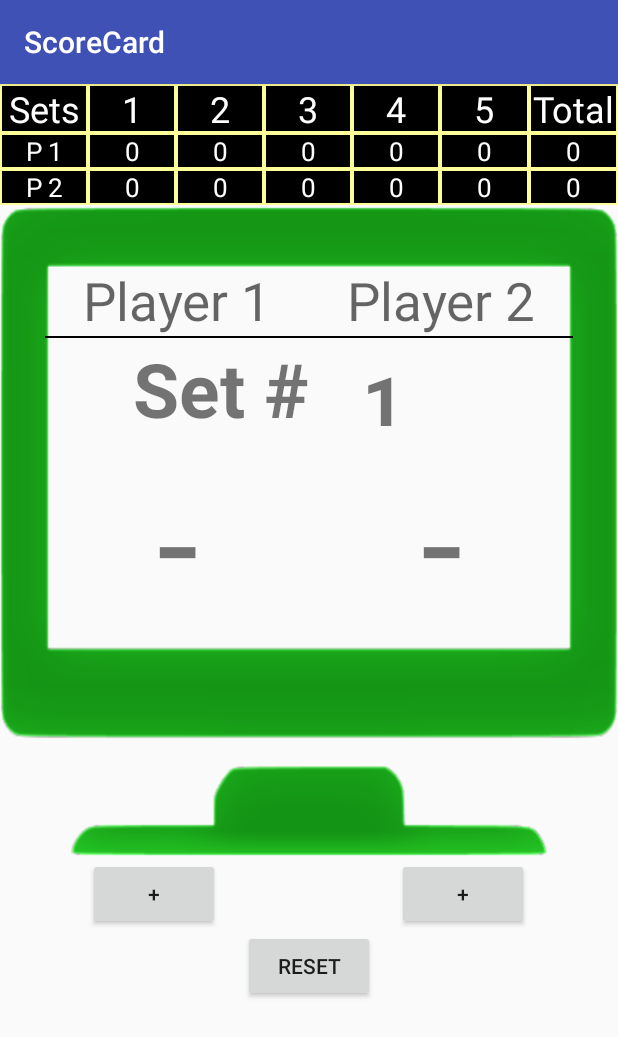
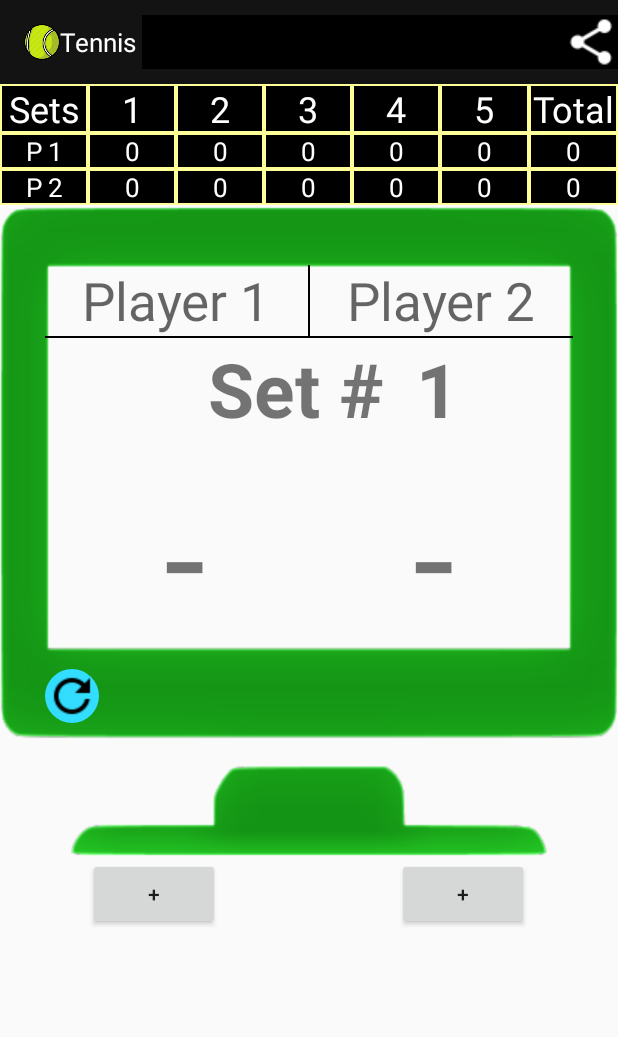
Before and after one commit to varunjha089/TennisScoreTrackerApp, an Android app: the screen it shows after launch (MainActivity), on a phone screen of 412 x 824 dp. Shown: the top 1037 px of the screen. Run offline under Robolectric (Android 15) with nearby library versions, the phone set to English and light mode, and no system bars.

Commit message:
added share and reset button

```diff
--- a/app/src/main/java/com/example/dsdatsme/scorecard/MainActivity.java
+++ b/app/src/main/java/com/example/dsdatsme/scorecard/MainActivity.java
@@ -1,14 +1,16 @@
 package com.example.dsdatsme.scorecard;
 
+import android.content.Intent;
 import android.support.v7.app.AppCompatActivity;
 import android.os.Bundle;
 import android.view.View;
 import android.widget.Button;
+import android.widget.ImageButton;
 import android.widget.TextView;
 import android.widget.Toast;
 
 public class MainActivity extends AppCompatActivity {
-//TODO: add share button
+    //TODO: add share button
     private static final int[][] scoreboard = {
             {},
             {R.id.player_1_set_1, R.id.player_1_set_2, R.id.player_1_set_3, R.id.player_1_set_4, R.id.player_1_set_5, R.id.player_1_final},
@@ -21,12 +23,12 @@ public class MainActivity extends AppCompatActivity {
     TextView player2CurrentScoreTextView;
     Button player1ScoreButton;
     Button player2ScoreButton;
-    Button resetButton;
+    ImageButton resetButton;
     TextView currentSetTextView;
+    int[] totalPoins = {0, 0};
     private int currentPlayer1Score = 0;
     private int currentPlayer2Score = 0;
     private int currentSet = 0;
-    int [] totalPoins = {0,0};
 
     @Override
     protected void onCreate(Bundle savedInstanceState) {
@@ -36,10 +38,10 @@ public class MainActivity extends AppCompatActivity {
         player2ScoreCardTextView = (TextView) findViewById(R.id.player_2_name_scoreboard_textview);
         player1CurrentScoreTextView = (TextView) findViewById(R.id.player_1_score_textview);
         player2CurrentScoreTextView = (TextView) findViewById(R.id.player_2_score_textview);
-        currentSetTextView = (TextView) findViewById(R.id.current_set_textview) ;
+        currentSetTextView = (TextView) findViewById(R.id.current_set_textview);
         player1ScoreButton = (Button) findViewById(R.id.player_1_score_button);
         player2ScoreButton = (Button) findViewById(R.id.player_2_score_button);
-        resetButton = (Button) findViewById(R.id.reset_button);
+        resetButton = (ImageButton) findViewById(R.id.reset_button);
 
         ////////////////for player 1 button
 
@@ -86,45 +88,51 @@ public class MainActivity extends AppCompatActivity {
         if (currentSetPoint >= 6) {// if set is won move to next set
             currentSet++;
             //TODO: add increment to total list view & add setnumber text update
-            currentSetTextView.setText(String.valueOf(currentSet+1));
-            totalPoins[player-1]++;
+            currentSetTextView.setText(String.valueOf(currentSet + 1));
+            totalPoins[player - 1]++;
             totalUpdate();
-            Toast.makeText(getApplicationContext(),"Player "+player+" wins the set",Toast.LENGTH_LONG).show();
+            Toast.makeText(getApplicationContext(), "Player " + player + " wins the set", Toast.LENGTH_LONG).show();
 
-        }else if (currentSet == 4 && currentSetPoint >= 6) { ///winner declaration
+        } else if (currentSet == 4 && currentSetPoint >= 6) { ///winner declaration
             declareWinner();
 
-        }
-        else
-            Toast.makeText(getApplicationContext(),"Set point awarded to player "+player,Toast.LENGTH_SHORT).show();
+        } else
+            Toast.makeText(getApplicationContext(), "Set point awarded to player " + player, Toast.LENGTH_SHORT).show();
 
 
         //for current score
 
 
-
     }//end of se point
 
-    protected void declareWinner(){
+    protected void declareWinner() {
         setContentView(R.layout.winner_layout);
-        TextView winner = (TextView)findViewById(R.id.winner_text_view);
-        int op =0 ;
-        if(totalPoins[0]>totalPoins[1])
+        TextView winner = (TextView) findViewById(R.id.winner_text_view);
+        int op = 0;
+        if (totalPoins[0] > totalPoins[1])
             op = 1;
         else
-            op =2;
+            op = 2;
 
-        TextView finalScorePlayer1 = (TextView)findViewById(R.id.player_1_final_optput) ;
+        TextView finalScorePlayer1 = (TextView) findViewById(R.id.player_1_final_optput);
         finalScorePlayer1.setText(String.valueOf(totalPoins[0]));
-        TextView finalScorePlayer2 = (TextView)findViewById(R.id.player_2_final_output) ;
+        TextView finalScorePlayer2 = (TextView) findViewById(R.id.player_2_final_output);
         finalScorePlayer2.setText(String.valueOf(totalPoins[1]));
-        winner.setText("Hurray!   Player "+op+" has Won!");
+        winner.setText("Hurray!   Player " + op + " has Won!");
     }
 
-    protected void totalUpdate(){
-        TextView finalScorePlayer1 = (TextView)findViewById(scoreboard[1][5]) ;
+    protected void totalUpdate() {
+        TextView finalScorePlayer1 = (TextView) findViewById(scoreboard[1][5]);
         finalScorePlayer1.setText(String.valueOf(totalPoins[0]));
-        TextView finalScorePlayer2 = (TextView)findViewById(scoreboard[2][5]);
+        TextView finalScorePlayer2 = (TextView) findViewById(scoreboard[2][5]);
         finalScorePlayer2.setText(String.valueOf(totalPoins[1]));
     }
+
+    public void shareButton(View view) {
+        Intent msgShare = new Intent();
+
+    }
+    public void resetButton(View view){
+
+    }
 }
--- /dev/null
+++ b/app/src/main/res/drawable/roundedcorner.xml
@@ -0,0 +1,5 @@
+<?xml version="1.0" encoding="utf-8"?>
+<shape xmlns:android="http://schemas.android.com/apk/res/android">
+    <solid android:color="#33DDFF" />
+    <corners android:radius="41dp" />
+</shape>
--- a/app/src/main/res/layout/activity_main.xml
+++ b/app/src/main/res/layout/activity_main.xml
@@ -1,4 +1,5 @@
 <?xml version="1.0" encoding="utf-8"?>
+
 <LinearLayout xmlns:android="http://schemas.android.com/apk/res/android"
     xmlns:app="http://schemas.android.com/apk/res-auto"
     xmlns:tools="http://schemas.android.com/tools"
@@ -6,6 +7,50 @@
     android:layout_height="match_parent"
     android:orientation="vertical"
     tools:context="com.example.dsdatsme.scorecard.MainActivity">
+
+    <android.support.v7.widget.Toolbar
+        android:id="@+id/toolbar"
+        android:layout_width="match_parent"
+        android:layout_height="wrap_content"
+        android:background="#131313"
+        android:minHeight="?attr/actionBarSize">
+
+        <LinearLayout
+            android:layout_width='wrap_content'
+            android:layout_height='wrap_content'
+            android:gravity="left"
+            >
+
+            <ImageView
+                android:layout_width="24dp"
+                android:layout_height="24dp"
+                android:src="@drawable/tennis_ball_icon" />
+            <TextView
+                android:layout_width="wrap_content"
+                android:layout_height="wrap_content"
+                android:text="Tennis "
+                android:textColor="#fff"
+                android:textSize="@dimen/table_content_font_size"/>
+        </LinearLayout>
+
+        <LinearLayout
+            android:layout_width="match_parent"
+            android:layout_height="wrap_content"
+            android:background="#000"
+            android:gravity="right">
+
+            <ImageButton
+                android:layout_width="wrap_content"
+                android:layout_height="wrap_content"
+                android:background="#000"
+                android:src="@drawable/ic_share_white_24dp"
+                android:textColor="#fff"
+ android:onClick="shareButton"
+
+                android:textSize="16dp" />
+        </LinearLayout>
+
+    </android.support.v7.widget.Toolbar>
 
     <TableLayout
         android:layout_width="match_parent"
@@ -270,6 +315,11 @@
                 android:hint="Player 1"
                 android:textSize="@dimen/player_header" />
 
+            <View
+                android:layout_width="1dp"
+                android:layout_height="match_parent"
+                android:background="#000" />
+
             <TextView
                 android:id="@+id/player_2_name_textview"
                 android:layout_width="wrap_content"
@@ -279,10 +329,12 @@
                 android:hint="Player 2"
                 android:textSize="@dimen/player_header" />
         </LinearLayout>
+
         <View
             android:layout_width="match_parent"
             android:layout_height="1dp"
-    android:background="#000"/>
+            android:background="#000" />
+
         <LinearLayout
 
 
@@ -290,32 +342,40 @@
             android:layout_height="wrap_content"
             android:gravity="center">
 
+            <RelativeLayout
+
+                android:layout_width="match_parent"
+                android:layout_height="wrap_content">
+
                 <TextView
-                android:layout_width="0dp"
+                    android:id="@+id/current_set_textview_main"
+                    android:layout_width="wrap_content"
                     android:layout_height="wrap_content"
-                android:layout_weight="1"
-                android:gravity="right"
+                    android:layout_centerHorizontal="true"
+                    android:paddingRight="@dimen/table_content_font_size"
                     android:text="Set #"
                     android:textSize="@dimen/set_size"
-                android:textStyle="bold"
-                />
+
+                    android:textStyle="bold" />
+
                 <TextView
-
                     android:id="@+id/current_set_textview"
-                android:layout_width="0dp"
-                android:layout_height="@dimen/set_size"
-                android:layout_weight="1"
-                android:textStyle="bold"
-                android:paddingLeft="@dimen/player_header"
+                    android:layout_width="wrap_content"
+                    android:layout_height="wrap_content"
+                    android:layout_toRightOf="@id/current_set_textview_main"
+                    android:paddingLeft="@dimen/default_margin"
                     android:text="1"
                     android:textSize="@dimen/set_size"
-                />
+                    android:textStyle="bold" />
+            </RelativeLayout>
+
 
         </LinearLayout>
 
         <LinearLayout
             android:layout_width="match_parent"
-            android:layout_height="wrap_content">
+            android:layout_height="wrap_content"
+            android:layout_margin="10dp">
 
             <TextView
                 android:id="@+id/player_1_score_textview"
@@ -324,7 +384,7 @@
                 android:layout_weight="1"
                 android:gravity="center"
                 android:text="-"
-                android:textSize="@dimen/score_text"/>
+                android:textSize="@dimen/score_text" />
 
             <TextView
                 android:id="@+id/player_2_score_textview"
@@ -333,10 +393,26 @@
                 android:layout_weight="1"
                 android:gravity="center"
                 android:text="-"
-                android:textSize="@dimen/score_text"/>
+                android:textSize="@dimen/score_text" />
+        </LinearLayout>
+
+        <LinearLayout
+            android:layout_width="wrap_content"
+            android:layout_height="wrap_content">
+
+            <ImageButton
+                android:id="@+id/reset_button"
+                android:layout_width="wrap_content"
+                android:layout_height="wrap_content"
+                android:layout_gravity="center_horizontal"
+                android:background="@drawable/roundedcorner"
+                android:src="@drawable/ic_refresh_black_24dp"
+                android:onClick="resetButton"
+                android:text="Reset" />
         </LinearLayout>
 
     </LinearLayout>
+
 
     <LinearLayout
         android:layout_width="match_parent"
@@ -371,16 +447,4 @@
         </LinearLayout>
     </LinearLayout>
 
-    <LinearLayout
-        android:layout_width="match_parent"
-        android:layout_height="wrap_content"
-        android:gravity="center_horizontal">
-
-        <Button
-            android:id="@+id/reset_button"
-            android:layout_width="wrap_content"
-            android:layout_height="wrap_content"
-            android:layout_gravity="center_horizontal"
-            android:text="Reset" />
 </LinearLayout>
-</LinearLayout>
--- a/app/src/main/res/values/styles.xml
+++ b/app/src/main/res/values/styles.xml
@@ -1,7 +1,7 @@
 <resources>
 
     <!-- Base application theme. -->
-    <style name="AppTheme" parent="Theme.AppCompat.Light.DarkActionBar">
+    <style name="AppTheme" parent="Theme.AppCompat.Light.NoActionBar">
         <!-- Customize your theme here. -->
         <item name="colorPrimary">@color/colorPrimary</item>
         <item name="colorPrimaryDark">@color/colorPrimaryDark</item>
```
Also changed, not shown: app/src/main/res/drawable/ic_refresh_black_24dp.png (added), app/src/main/res/drawable/ic_share_white_24dp.png (added), app/src/main/res/drawable/racket.png (added), app/src/main/res/drawable/tennis_128.png (added), app/src/main/res/drawable/tennis_ball_icon.png (added). Lines whose indentation alone changed are shown as unchanged.
